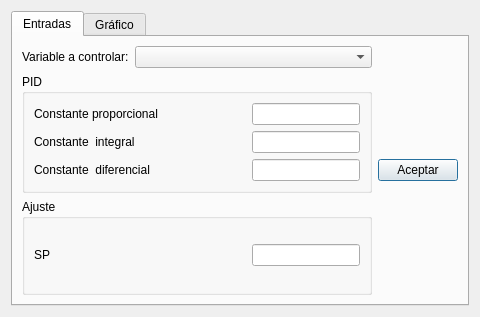
Old version of the form controller_dialogbox.ui in the repository Gustavo9409/Dynamic_simulator_sugar_cane.
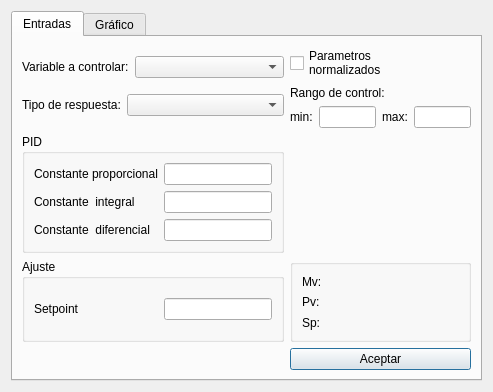
New version of the form.

Diff of the .ui file:
```diff
--- a/controller_dialogbox.ui
+++ b/controller_dialogbox.ui
@@ -9,8 +9,8 @@
    <rect>
     <x>0</x>
     <y>0</y>
-    <width>480</width>
-    <height>317</height>
+    <width>493</width>
+    <height>359</height>
    </rect>
   </property>
   <property name="sizePolicy">
@@ -22,7 +22,7 @@
   <property name="windowTitle">
    <string>Dialog</string>
   </property>
-  <layout class="QHBoxLayout" name="horizontalLayout_3">
+  <layout class="QVBoxLayout" name="verticalLayout_3">
    <item>
     <widget class="QTabWidget" name="tabWidget">
      <property name="currentIndex">
@@ -32,10 +32,23 @@
       <attribute name="title">
        <string>Entradas</string>
       </attribute>
-      <layout class="QHBoxLayout" name="horizontalLayout_2">
-       <item>
         <layout class="QGridLayout" name="gridLayout">
+       <item row="5" column="2">
+        <widget class="QPushButton" name="Ok_button">
+         <property name="sizePolicy">
+          <sizepolicy hsizetype="Preferred" vsizetype="Fixed">
+           <horstretch>0</horstretch>
+           <verstretch>0</verstretch>
+          </sizepolicy>
+         </property>
+         <property name="text">
+          <string>Aceptar</string>
+         </property>
+        </widget>
+       </item>
          <item row="0" column="0">
+        <layout class="QVBoxLayout" name="verticalLayout_2">
+         <item>
           <layout class="QHBoxLayout" name="horizontalLayout">
            <item>
             <widget class="QLabel" name="label">
@@ -62,7 +75,92 @@
            </item>
           </layout>
          </item>
-         <item row="1" column="0">
+         <item>
+          <layout class="QHBoxLayout" name="horizontalLayout_2">
+           <item>
+            <widget class="QLabel" name="label_4">
+             <property name="text">
+              <string>Tipo de respuesta:</string>
+             </property>
+            </widget>
+           </item>
+           <item>
+            <widget class="QComboBox" name="comboBox_3">
+             <property name="sizePolicy">
+              <sizepolicy hsizetype="Expanding" vsizetype="Fixed">
+               <horstretch>0</horstretch>
+               <verstretch>0</verstretch>
+              </sizepolicy>
+             </property>
+            </widget>
+           </item>
+          </layout>
+         </item>
+        </layout>
+       </item>
+       <item row="4" column="0">
+        <widget class="QGroupBox" name="Set_point_GrBx">
+         <property name="title">
+          <string>Ajuste</string>
+         </property>
+         <layout class="QHBoxLayout" name="horizontalLayout_4">
+          <item>
+           <widget class="QLabel" name="label_SP">
+            <property name="sizePolicy">
+             <sizepolicy hsizetype="Preferred" vsizetype="Preferred">
+              <horstretch>0</horstretch>
+              <verstretch>0</verstretch>
+             </sizepolicy>
+            </property>
+            <property name="text">
+             <string>Setpoint</string>
+            </property>
+           </widget>
+          </item>
+          <item>
+           <widget class="QLineEdit" name="SP_value">
+            <property name="sizePolicy">
+             <sizepolicy hsizetype="Fixed" vsizetype="Fixed">
+              <horstretch>0</horstretch>
+              <verstretch>0</verstretch>
+             </sizepolicy>
+            </property>
+           </widget>
+          </item>
+         </layout>
+        </widget>
+       </item>
+       <item row="4" column="2">
+        <widget class="QGroupBox" name="groupBox">
+         <property name="title">
+          <string/>
+         </property>
+         <layout class="QVBoxLayout" name="verticalLayout_4">
+          <item>
+           <widget class="QLabel" name="label_5">
+            <property name="text">
+             <string>Mv:</string>
+            </property>
+           </widget>
+          </item>
+          <item>
+           <widget class="QLabel" name="label_6">
+            <property name="text">
+             <string>Pv:</string>
+            </property>
+           </widget>
+          </item>
+          <item>
+           <widget class="QLabel" name="label_7">
+            <property name="text">
+             <string>Sp:</string>
+            </property>
+           </widget>
+          </item>
+         </layout>
+        </widget>
+       </item>
+       <item row="2" column="0">
           <widget class="QGroupBox" name="Variables_GrBx">
            <property name="title">
             <string>PID</string>
@@ -71,7 +169,7 @@
             <item row="0" column="0">
              <widget class="QLabel" name="label_P">
               <property name="sizePolicy">
-               <sizepolicy hsizetype="Preferred" vsizetype="Fixed">
+             <sizepolicy hsizetype="Preferred" vsizetype="Preferred">
                 <horstretch>0</horstretch>
                 <verstretch>0</verstretch>
                </sizepolicy>
@@ -94,7 +192,7 @@
             <item row="1" column="0">
              <widget class="QLabel" name="label_I">
               <property name="sizePolicy">
-               <sizepolicy hsizetype="Preferred" vsizetype="Fixed">
+             <sizepolicy hsizetype="Preferred" vsizetype="Preferred">
                 <horstretch>0</horstretch>
                 <verstretch>0</verstretch>
                </sizepolicy>
@@ -117,7 +215,7 @@
             <item row="2" column="0">
              <widget class="QLabel" name="label_D">
               <property name="sizePolicy">
-               <sizepolicy hsizetype="Preferred" vsizetype="Fixed">
+             <sizepolicy hsizetype="Preferred" vsizetype="Preferred">
                 <horstretch>0</horstretch>
                 <verstretch>0</verstretch>
                </sizepolicy>
@@ -140,52 +238,89 @@
            </layout>
           </widget>
          </item>
-         <item row="2" column="0">
-          <widget class="QGroupBox" name="Set_point_GrBx">
-           <property name="title">
-            <string>Ajuste</string>
+       <item row="0" column="2">
+        <layout class="QVBoxLayout" name="verticalLayout_5">
+         <item>
+          <widget class="QCheckBox" name="checkBox_2">
+           <property name="sizePolicy">
+            <sizepolicy hsizetype="Fixed" vsizetype="Maximum">
+             <horstretch>0</horstretch>
+             <verstretch>0</verstretch>
+            </sizepolicy>
            </property>
-           <layout class="QHBoxLayout" name="horizontalLayout_4">
+           <property name="layoutDirection">
+            <enum>Qt::LeftToRight</enum>
+           </property>
+           <property name="text">
+            <string>Parametros
+normalizados</string>
+           </property>
+          </widget>
+         </item>
             <item>
-             <widget class="QLabel" name="label_SP">
+          <widget class="QLabel" name="label_8">
               <property name="sizePolicy">
-               <sizepolicy hsizetype="Preferred" vsizetype="Fixed">
+            <sizepolicy hsizetype="Fixed" vsizetype="Preferred">
                 <horstretch>0</horstretch>
                 <verstretch>0</verstretch>
                </sizepolicy>
               </property>
               <property name="text">
-               <string>SP</string>
+            <string>Rango de control: </string>
               </property>
              </widget>
             </item>
             <item>
-             <widget class="QLineEdit" name="SP_value">
+          <layout class="QHBoxLayout" name="horizontalLayout_3">
+           <item>
+            <widget class="QLabel" name="label_9">
               <property name="sizePolicy">
-               <sizepolicy hsizetype="Fixed" vsizetype="Fixed">
+              <sizepolicy hsizetype="Fixed" vsizetype="Preferred">
                 <horstretch>0</horstretch>
                 <verstretch>0</verstretch>
                </sizepolicy>
               </property>
-             </widget>
-            </item>
-           </layout>
-          </widget>
-         </item>
-        </layout>
-       </item>
+             <property name="text">
+              <string>min:</string>
+             </property>
+            </widget>
+           </item>
+           <item>
+            <widget class="QLineEdit" name="lineEdit">
+             <property name="sizePolicy">
+              <sizepolicy hsizetype="Maximum" vsizetype="Fixed">
+               <horstretch>0</horstretch>
+               <verstretch>0</verstretch>
+              </sizepolicy>
+             </property>
+            </widget>
+           </item>
        <item>
-        <widget class="QPushButton" name="Ok_button">
+            <widget class="QLabel" name="label_10">
          <property name="sizePolicy">
-          <sizepolicy hsizetype="Fixed" vsizetype="Fixed">
+              <sizepolicy hsizetype="Fixed" vsizetype="Preferred">
            <horstretch>0</horstretch>
            <verstretch>0</verstretch>
           </sizepolicy>
          </property>
          <property name="text">
-          <string>Aceptar</string>
-         </property>
-        </widget>
+              <string>max:</string>
+             </property>
+            </widget>
+           </item>
+           <item>
+            <widget class="QLineEdit" name="lineEdit_2">
+             <property name="sizePolicy">
+              <sizepolicy hsizetype="Maximum" vsizetype="Fixed">
+               <horstretch>0</horstretch>
+               <verstretch>0</verstretch>
+              </sizepolicy>
+             </property>
+            </widget>
+           </item>
+          </layout>
+         </item>
+        </layout>
        </item>
       </layout>
      </widget>
```
Left out of the diff: 56 changed lines with no effect on the pictures. Lines whose indentation alone changed are shown as unchanged.
